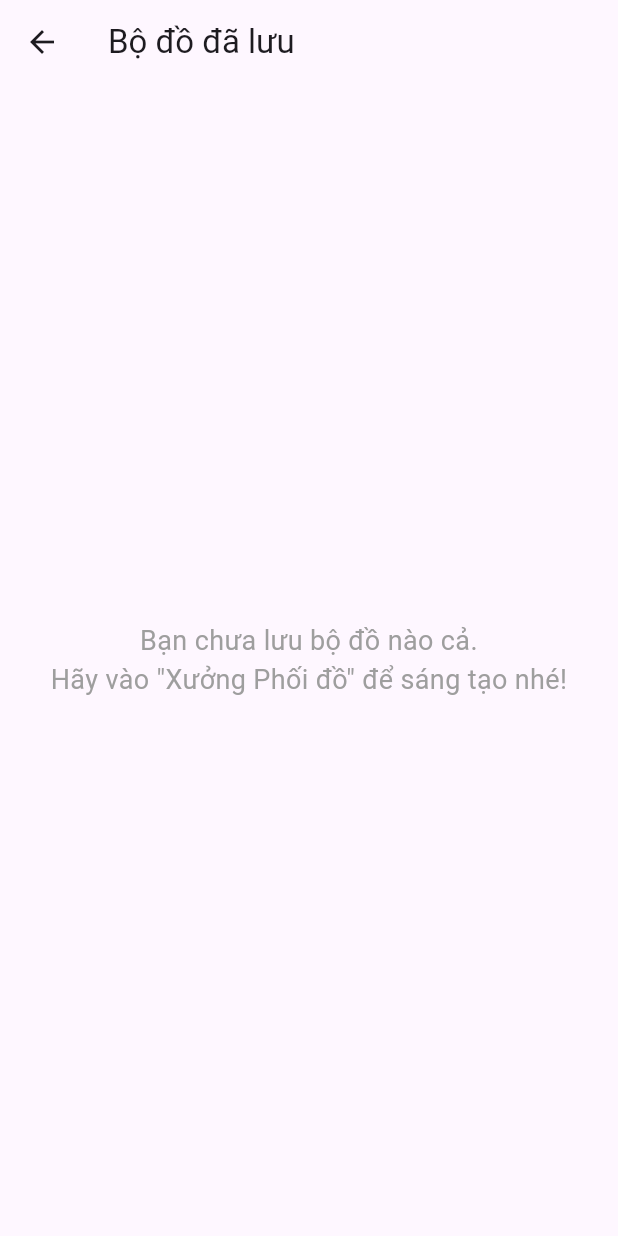
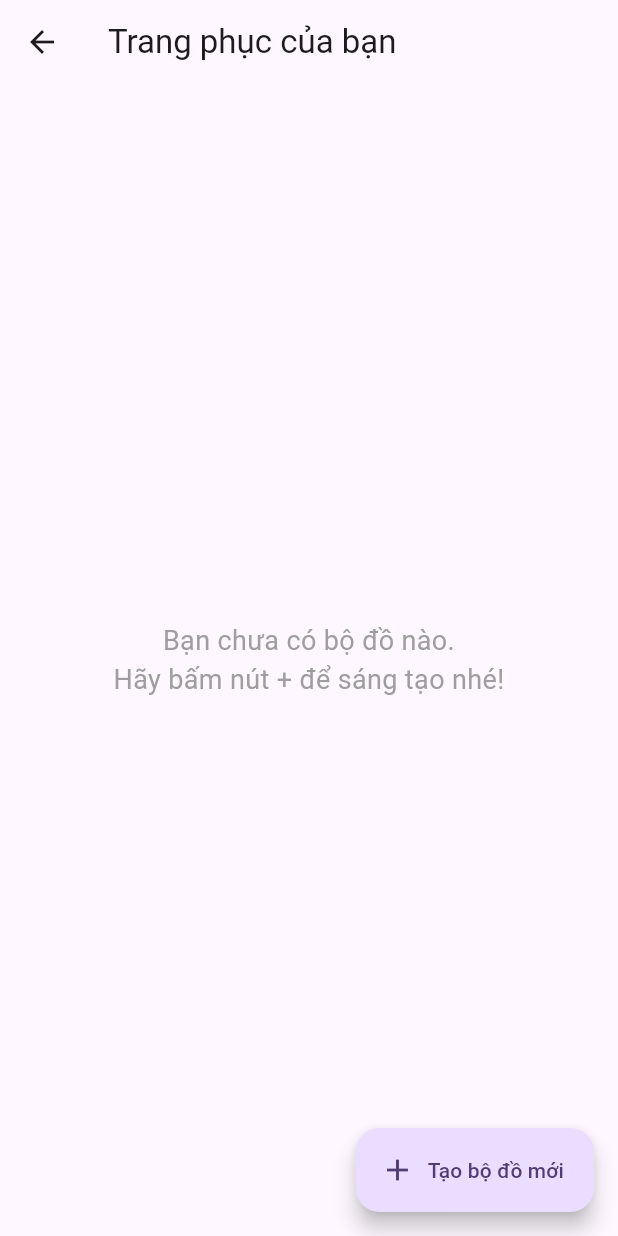
Before and after one commit to minhdatvn/MinCloset, a Flutter app: the screen it shows after launch, scrolled down 108 dp, after a tap on "Bộ đồ đã lưu", on a phone screen of 412 x 824 dp. Run offline on Flutter 3.47's test engine with Material 3 defaults, Android fonts, the phone set to English and light mode, and no system bars; our stand-ins replace equatable, fl_chart, flutter_dotenv, flutter_riverpod, geocoding, geolocator and 7 more; accounts and stored records are empty; network calls fail.

```diff
--- a/lib/domain/use_cases/get_outfit_suggestion_use_case.dart
+++ b/lib/domain/use_cases/get_outfit_suggestion_use_case.dart
@@ -7,7 +7,7 @@ import 'package:mincloset/repositories/clothing_item_repository.dart';
 import 'package:mincloset/repositories/suggestion_repository.dart';
 import 'package:mincloset/repositories/weather_repository.dart';
 import 'package:shared_preferences/shared_preferences.dart';
-import 'package:mincloset/utils/logger.dart'; // <<< THÊM IMPORT NÀY
+import 'package:mincloset/utils/logger.dart';
 
 class GetOutfitSuggestionUseCase {
   final ClothingItemRepository _clothingItemRepo;
@@ -59,8 +59,10 @@ class GetOutfitSuggestionUseCase {
   }
 
   Future<Map<String, dynamic>> execute() async {
+    // 1. Lấy tên thành phố (đã có từ bước trước)
     final city = await _getCityForWeather();
 
+    // 2. Gọi API và CSDL song song
     final results = await Future.wait([
       _weatherRepo.getWeather(city),
       _clothingItemRepo.getAllItems(),
@@ -76,9 +78,11 @@ class GetOutfitSuggestionUseCase {
       };
     }
 
+    // <<< THAY ĐỔI Ở ĐÂY: Truyền `city` vào hàm getOutfitSuggestion
     final suggestionText = await _suggestionRepo.getOutfitSuggestion(
       weather: weatherData,
       items: items,
+      cityName: city, // Truyền tên thành phố đã xác định vào
     );
 
     return {
--- a/lib/repositories/suggestion_repository.dart
+++ b/lib/repositories/suggestion_repository.dart
@@ -7,10 +7,13 @@ class SuggestionRepository {
 
   SuggestionRepository(this._suggestionService);
 
+  // <<< THÊM `required String cityName` VÀO ĐÂY
   Future<String> getOutfitSuggestion({
     required Map<String, dynamic> weather,
     required List<ClothingItem> items,
+    required String cityName,
   }) {
-    return _suggestionService.getOutfitSuggestion(weather: weather, items: items);
+    // Và truyền nó xuống service
+    return _suggestionService.getOutfitSuggestion(weather: weather, items: items, cityName: cityName);
   }
 }
--- a/lib/screens/pages/home_page.dart
+++ b/lib/screens/pages/home_page.dart
@@ -8,11 +8,11 @@ import 'package:mincloset/notifiers/home_page_notifier.dart';
 import 'package:mincloset/providers/database_providers.dart';
 import 'package:mincloset/states/home_page_state.dart';
 import 'package:mincloset/screens/add_item_screen.dart';
-import 'package:mincloset/screens/pages/outfit_builder_page.dart';
-import 'package:mincloset/screens/pages/saved_outfits_page.dart';
+import 'package:mincloset/screens/pages/outfits_hub_page.dart';
 import 'package:mincloset/widgets/recent_item_card.dart';
-import 'package:mincloset/widgets/section_header.dart';
+import 'package:mincloset/widgets/section_header.dart'; // <<< THAY ĐỔI IMPORT
 
+// Provider này chỉ phục vụ cho việc lấy các món đồ đã thêm gần đây
 final recentItemsProvider = FutureProvider.autoDispose<List<ClothingItem>>((ref) async {
   final dbHelper = ref.watch(dbHelperProvider);
   final itemsData = await dbHelper.getRecentItems(5);
@@ -59,7 +59,6 @@ class HomePage extends ConsumerWidget {
     );
   }
 
-  // ... các hàm build widget khác không thay đổi ...
   Widget _buildHeader() {
     return const Row(
       children: [
@@ -85,7 +84,7 @@ class HomePage extends ConsumerWidget {
         child: Column(
           crossAxisAlignment: CrossAxisAlignment.start,
           children: [
-            Text('Thêm 30 món đồ và nhận gợi ý cho ngày mai!',
+            const Text('Thêm 30 món đồ và nhận gợi ý cho ngày mai!',
                 style: TextStyle(fontSize: 18, fontWeight: FontWeight.bold, color: Colors.deepPurple)),
             const SizedBox(height: 16),
             LinearProgressIndicator(
@@ -110,7 +109,7 @@ class HomePage extends ConsumerWidget {
             Expanded(
               child: GestureDetector(
                 onTap: () => Navigator.of(context)
-                    .push(MaterialPageRoute(builder: (ctx) => const OutfitBuilderPage())),
+                    .push(MaterialPageRoute(builder: (ctx) => const OutfitsHubPage())),
                 child: Container(
                   height: 100,
                   padding: const EdgeInsets.all(12),
@@ -130,8 +129,9 @@ class HomePage extends ConsumerWidget {
             const SizedBox(width: 16),
             Expanded(
               child: GestureDetector(
+                // <<< THAY ĐỔI Ở ĐÂY: Sửa SavedOutfitsPage thành OutfitsHubPage
                 onTap: () => Navigator.of(context)
-                    .push(MaterialPageRoute(builder: (ctx) => const SavedOutfitsPage())),
+                    .push(MaterialPageRoute(builder: (ctx) => const OutfitsHubPage())),
                 child: Container(
                   height: 100,
                   padding: const EdgeInsets.all(12),
--- a/lib/screens/pages/saved_outfits_page.dart
+++ b/lib/screens/pages/outfits_hub_page.dart
@@ -5,20 +5,22 @@ import 'package:flutter/material.dart';
 import 'package:flutter_riverpod/flutter_riverpod.dart';
 import 'package:mincloset/models/outfit.dart';
 import 'package:mincloset/providers/outfit_providers.dart';
-import 'package:mincloset/providers/repository_providers.dart'; // <<< THÊM IMPORT NÀY
+import 'package:mincloset/providers/repository_providers.dart';
+import 'package:mincloset/screens/pages/outfit_builder_page.dart'; // <<< THÊM IMPORT NÀY
 import 'package:share_plus/share_plus.dart';
 
-class SavedOutfitsPage extends ConsumerWidget {
-  const SavedOutfitsPage({super.key});
+// Tên lớp đã được đổi
+class OutfitsHubPage extends ConsumerWidget {
+  const OutfitsHubPage({super.key});
 
   @override
   Widget build(BuildContext context, WidgetRef ref) {
-    // outfitsProvider đã được cập nhật để dùng repository trong các bước trước
     final outfitsAsyncValue = ref.watch(outfitsProvider);
 
     return Scaffold(
       appBar: AppBar(
-        title: const Text('Bộ đồ đã lưu'),
+        // Đổi tiêu đề cho phù hợp
+        title: const Text('Trang phục của bạn'),
       ),
       body: outfitsAsyncValue.when(
         loading: () => const Center(child: CircularProgressIndicator()),
@@ -27,14 +29,15 @@ class SavedOutfitsPage extends ConsumerWidget {
           if (outfits.isEmpty) {
             return const Center(
               child: Text(
-                'Bạn chưa lưu bộ đồ nào cả.\nHãy vào "Xưởng Phối đồ" để sáng tạo nhé!',
+                'Bạn chưa có bộ đồ nào.\nHãy bấm nút + để sáng tạo nhé!', // Sửa lại text cho phù hợp
                 textAlign: TextAlign.center,
                 style: TextStyle(fontSize: 18, color: Colors.grey),
               ),
             );
           }
+          // GridView hiển thị các bộ đồ đã lưu giữ nguyên
           return GridView.builder(
-            padding: const EdgeInsets.all(16),
+            padding: const EdgeInsets.fromLTRB(16, 16, 16, 80), // Thêm padding dưới để không bị FAB che
             itemCount: outfits.length,
             gridDelegate: const SliverGridDelegateWithFixedCrossAxisCount(
               crossAxisCount: 2,
@@ -84,6 +87,17 @@ class SavedOutfitsPage extends ConsumerWidget {
             },
           );
         },
+      ),
+
+      floatingActionButton: FloatingActionButton.extended(
+        onPressed: () {
+          // Khi bấm, điều hướng đến Xưởng Phối đồ
+          Navigator.of(context).push(
+            MaterialPageRoute(builder: (context) => const OutfitBuilderPage())
+          );
+        },
+        label: const Text('Tạo bộ đồ mới'),
+        icon: const Icon(Icons.add),
       ),
     );
   }
--- a/pubspec.yaml
+++ b/pubspec.yaml
@@ -27,6 +27,7 @@ dependencies:
   equatable: ^2.0.5
   geolocator: ^12.0.0
   geocoding: ^3.0.0
+  fl_chart: ^0.68.0
 
 dev_dependencies:
   flutter_test:
```
Also changed, not shown: lib/screens/main_screen.dart (+4 -3 lines), lib/screens/pages/profile_page.dart (+11 -19 lines), lib/services/suggestion_service.dart (+4 -14 lines), lib/widgets/stats_pie_chart.dart (added, +107 -0 lines), pubspec.lock.
